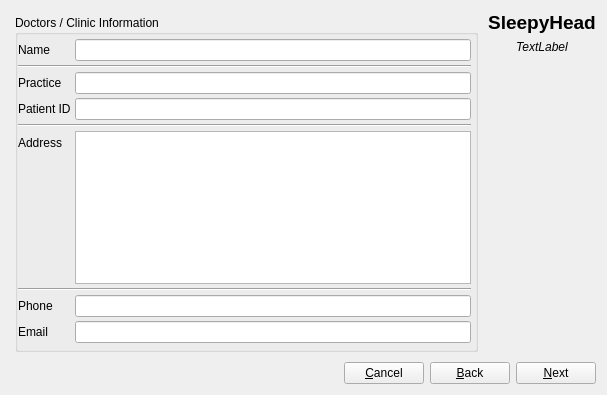
sbonaime/sleepyhead-code., file newprofile.ui: the form before one commit.
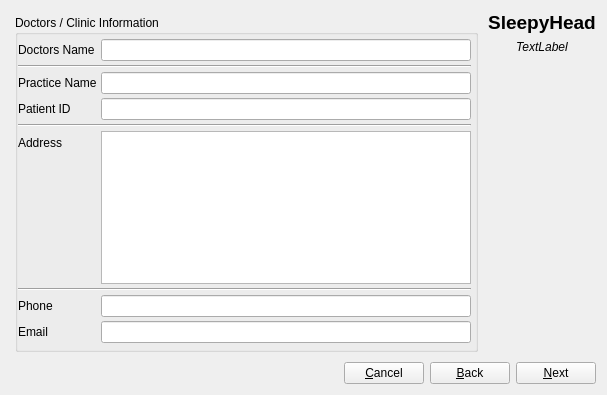
The form after the commit. The open tabs and pages were chosen to show the change. Icons and pictures are not drawn.

The edit to the form file:
```diff
--- a/newprofile.ui
+++ b/newprofile.ui
@@ -702,7 +702,7 @@
               <item row="0" column="0">
                <widget class="QLabel" name="label_17">
                 <property name="text">
-                 <string>Name</string>
+                 <string>Doctors Name</string>
                 </property>
                </widget>
               </item>
@@ -719,7 +719,7 @@
               <item row="2" column="0">
                <widget class="QLabel" name="label_23">
                 <property name="text">
-                 <string>Practice</string>
+                 <string>Practice Name</string>
                 </property>
                </widget>
               </item>
```
Left out of the diff: 4 changed lines with no effect on the pictures.
